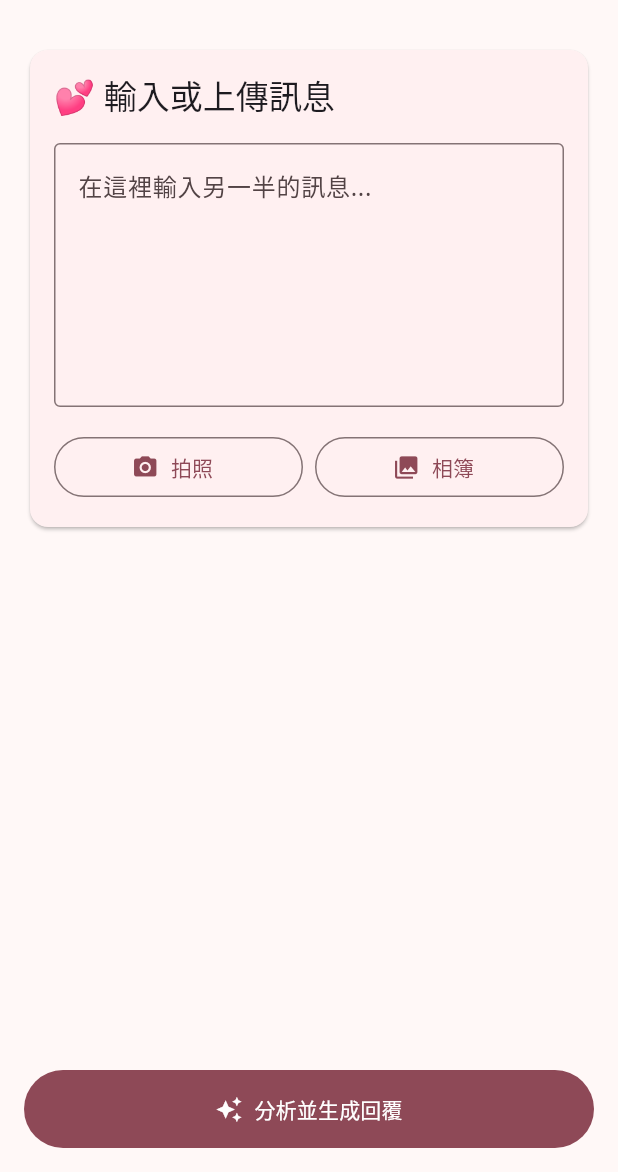
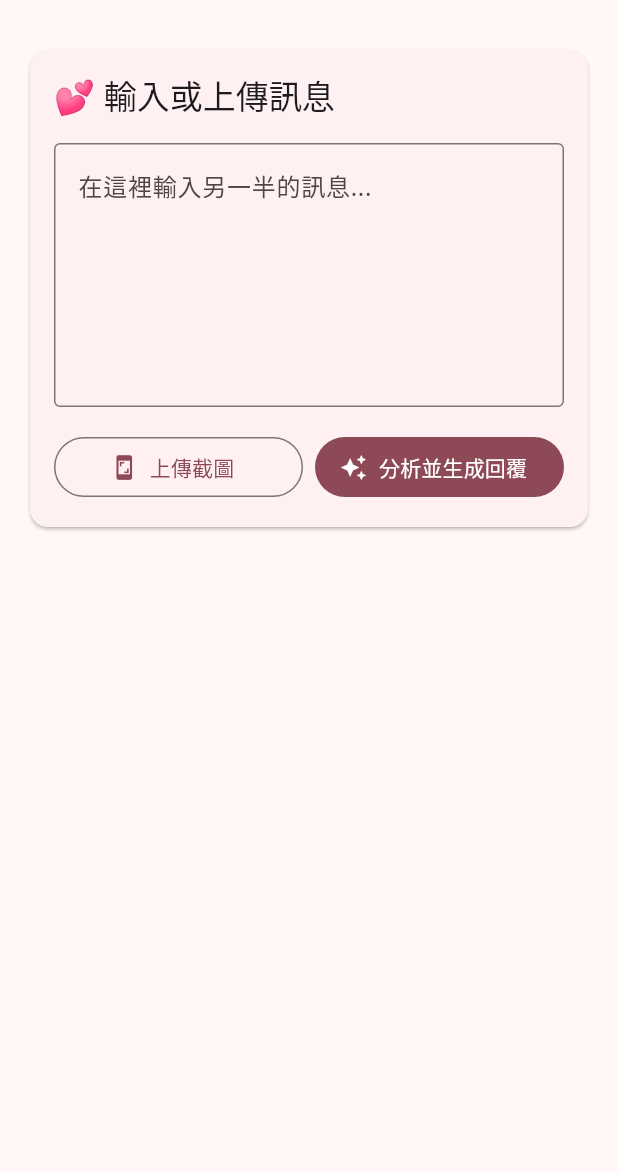
Before and after one commit to rock880803/baby_translator, a Flutter app: the screen it shows after launch, on a phone screen of 412 x 824 dp, the part 64-1236 px from its top. Run offline on Flutter 3.47's test engine with Material 3 defaults, Android fonts, the phone set to English and light mode, and no system bars; our stand-ins replace google_fonts, image_picker.

Commit message:
Reorganize buttons: upload screenshot and analyze inline
- Change "拍照" to "上傳截圖" (upload screenshot)
- Move "分析並生成回覆" to inline button next to upload
- Remove bottom standalone analyze button
- Use screenshot icon for upload button
- Make analyze button FilledButton for prominence

New layout:
[上傳截圖] [分析並生成回覆]
(no bottom button)

🤖 Generated with [Claude Code](https://claude.com/claude-code)

Co-Authored-By: Claude <noreply@anthropic.com>

```diff
--- a/mobile/lib/screens/home_screen.dart
+++ b/mobile/lib/screens/home_screen.dart
@@ -280,17 +280,23 @@ class _HomeScreenState extends State<HomeScreen> {
                       children: [
                         Expanded(
                           child: OutlinedButton.icon(
-                            onPressed: () => _pickImage(ImageSource.camera),
-                            icon: const Icon(Icons.camera_alt),
-                            label: const Text('拍照'),
+                            onPressed: () => _pickImage(ImageSource.gallery),
+                            icon: const Icon(Icons.screenshot),
+                            label: const Text('上傳截圖'),
                           ),
                         ),
                         const SizedBox(width: 8),
                         Expanded(
-                          child: OutlinedButton.icon(
-                            onPressed: () => _pickImage(ImageSource.gallery),
-                            icon: const Icon(Icons.photo_library),
-                            label: const Text('相簿'),
+                          child: FilledButton.icon(
+                            onPressed: _isLoading ? null : _analyzeMessage,
+                            icon: _isLoading
+                                ? const SizedBox(
+                                    width: 20,
+                                    height: 20,
+                                    child: CircularProgressIndicator(strokeWidth: 2),
+                                  )
+                                : const Icon(Icons.auto_awesome),
+                            label: const Text('分析並生成回覆'),
                           ),
                         ),
                       ],
@@ -299,21 +305,6 @@ class _HomeScreenState extends State<HomeScreen> {
                 ),
               ),
             ),
-            const Spacer(),
-            FilledButton.icon(
-              onPressed: _isLoading ? null : _analyzeMessage,
-              icon: _isLoading
-                  ? const SizedBox(
-                      width: 20,
-                      height: 20,
-                      child: CircularProgressIndicator(strokeWidth: 2),
-                    )
-                  : const Icon(Icons.auto_awesome),
-              label: const Text('分析並生成回覆'),
-              style: FilledButton.styleFrom(
-                padding: const EdgeInsets.all(16),
-              ),
-            ),
           ],
         ),
       ),
```
